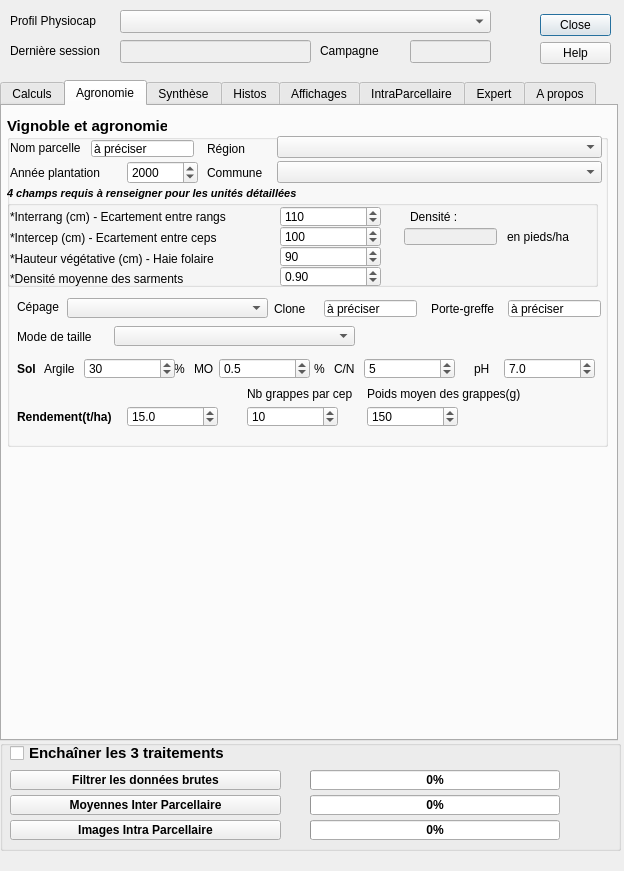
jhemmi/Physiocap3, file Physiocap3_dialog_base.ui: the form before one commit.
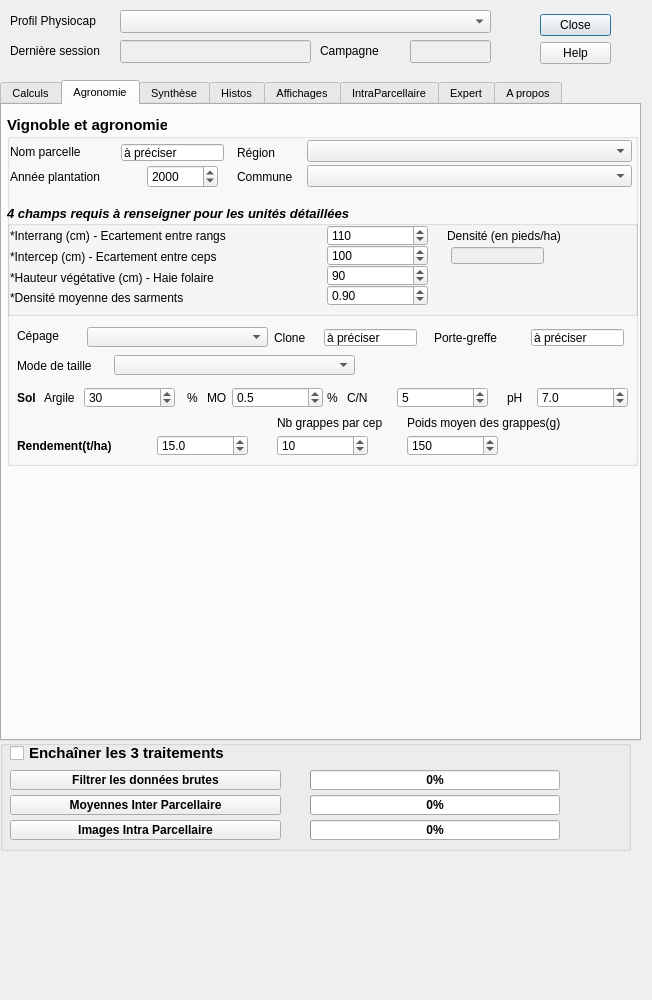
The form after the commit. The open tabs and pages were chosen to show the change.

Commit message: contour AGRO Windows

The edit to the form file:
```diff
--- a/Physiocap3_dialog_base.ui
+++ b/Physiocap3_dialog_base.ui
@@ -6,8 +6,8 @@
    <rect>
     <x>0</x>
     <y>0</y>
-    <width>624</width>
-    <height>871</height>
+    <width>652</width>
+    <height>1000</height>
    </rect>
   </property>
   <property name="minimumSize">
@@ -81,7 +81,7 @@
     <rect>
      <x>0</x>
      <y>80</y>
-     <width>618</width>
+     <width>641</width>
      <height>661</height>
     </rect>
    </property>
@@ -93,7 +93,7 @@
    </property>
    <property name="font">
     <font>
-     <pointsize>9</pointsize>
+     <pointsize>8</pointsize>
      <weight>50</weight>
      <italic>false</italic>
      <bold>false</bold>
@@ -1050,8 +1050,8 @@
       <rect>
        <x>5</x>
        <y>10</y>
-       <width>601</width>
-       <height>331</height>
+       <width>631</width>
+       <height>351</height>
       </rect>
      </property>
      <property name="sizePolicy">
@@ -1085,9 +1085,9 @@
      <widget class="QComboBox" name="comboBoxCepage">
       <property name="geometry">
        <rect>
-        <x>60</x>
-        <y>182</y>
-        <width>201</width>
+        <x>80</x>
+        <y>212</y>
+        <width>181</width>
         <height>20</height>
        </rect>
       </property>
@@ -1104,7 +1104,7 @@
       <property name="geometry">
        <rect>
         <x>10</x>
-        <y>180</y>
+        <y>210</y>
         <width>61</width>
         <height>21</height>
        </rect>
@@ -1127,8 +1127,8 @@
      <widget class="QLineEdit" name="lineEditPorteGreffe">
       <property name="geometry">
        <rect>
-        <x>497</x>
-        <y>180</y>
+        <x>520</x>
+        <y>210</y>
         <width>101</width>
         <height>25</height>
        </rect>
@@ -1151,9 +1151,9 @@
      <widget class="QLabel" name="label_6">
       <property name="geometry">
        <rect>
-        <x>424</x>
-        <y>182</y>
-        <width>71</width>
+        <x>427</x>
+        <y>212</y>
+        <width>91</width>
         <height>22</height>
        </rect>
       </property>
@@ -1170,7 +1170,7 @@
       <property name="geometry">
        <rect>
         <x>313</x>
-        <y>180</y>
+        <y>210</y>
         <width>101</width>
         <height>25</height>
        </rect>
@@ -1194,7 +1194,7 @@
       <property name="geometry">
        <rect>
         <x>267</x>
-        <y>182</y>
+        <y>212</y>
         <width>67</width>
         <height>22</height>
        </rect>
@@ -1211,8 +1211,8 @@
      <widget class="QLabel" name="label_2">
       <property name="geometry">
        <rect>
-        <x>200</x>
-        <y>45</y>
+        <x>230</x>
+        <y>50</y>
         <width>71</width>
         <height>23</height>
        </rect>
@@ -1236,8 +1236,8 @@
       <property name="geometry">
        <rect>
         <x>3</x>
-        <y>20</y>
-        <width>101</width>
+        <y>25</y>
+        <width>111</width>
         <height>23</height>
        </rect>
       </property>
@@ -1262,8 +1262,8 @@
      <widget class="QComboBox" name="comboBoxCommune">
       <property name="geometry">
        <rect>
-        <x>270</x>
-        <y>45</y>
+        <x>300</x>
+        <y>50</y>
         <width>325</width>
         <height>22</height>
        </rect>
@@ -1278,8 +1278,8 @@
       <property name="geometry">
        <rect>
         <x>3</x>
-        <y>45</y>
-        <width>111</width>
+        <y>50</y>
+        <width>121</width>
         <height>23</height>
        </rect>
       </property>
@@ -1301,8 +1301,8 @@
      <widget class="QSpinBox" name="spinBoxAnneePlant">
       <property name="geometry">
        <rect>
-        <x>120</x>
-        <y>45</y>
+        <x>140</x>
+        <y>50</y>
         <width>71</width>
         <height>23</height>
        </rect>
@@ -1325,9 +1325,9 @@
      <widget class="QLabel" name="label_8">
       <property name="geometry">
        <rect>
-        <x>200</x>
-        <y>21</y>
-        <width>61</width>
+        <x>230</x>
+        <y>26</y>
+        <width>71</width>
         <height>23</height>
        </rect>
       </property>
@@ -1349,8 +1349,8 @@
      <widget class="QLabel" name="label_10">
       <property name="geometry">
        <rect>
-        <x>167</x>
-        <y>240</y>
+        <x>180</x>
+        <y>270</y>
         <width>11</width>
         <height>26</height>
        </rect>
@@ -1368,7 +1368,7 @@
       <property name="geometry">
        <rect>
         <x>37</x>
-        <y>240</y>
+        <y>270</y>
         <width>41</width>
         <height>26</height>
        </rect>
@@ -1385,8 +1385,8 @@
      <widget class="QLabel" name="label_PH">
       <property name="geometry">
        <rect>
-        <x>467</x>
-        <y>240</y>
+        <x>500</x>
+        <y>270</y>
         <width>21</width>
         <height>26</height>
        </rect>
@@ -1403,8 +1403,8 @@
      <widget class="QLabel" name="label_11">
       <property name="geometry">
        <rect>
-        <x>187</x>
-        <y>240</y>
+        <x>200</x>
+        <y>270</y>
         <width>24</width>
         <height>26</height>
        </rect>
@@ -1422,7 +1422,7 @@
       <property name="geometry">
        <rect>
         <x>10</x>
-        <y>240</y>
+        <y>270</y>
         <width>31</width>
         <height>26</height>
        </rect>
@@ -1441,8 +1441,8 @@
      <widget class="QComboBox" name="comboBoxRegion">
       <property name="geometry">
        <rect>
-        <x>270</x>
-        <y>20</y>
+        <x>300</x>
+        <y>25</y>
         <width>325</width>
         <height>22</height>
        </rect>
@@ -1457,7 +1457,7 @@
       <property name="geometry">
        <rect>
         <x>10</x>
-        <y>210</y>
+        <y>240</y>
         <width>121</width>
         <height>21</height>
        </rect>
@@ -1483,7 +1483,7 @@
       <property name="geometry">
        <rect>
         <x>107</x>
-        <y>210</y>
+        <y>240</y>
         <width>241</width>
         <height>20</height>
        </rect>
@@ -1497,9 +1497,9 @@
      <widget class="QLabel" name="label_14">
       <property name="geometry">
        <rect>
-        <x>327</x>
-        <y>240</y>
-        <width>21</width>
+        <x>340</x>
+        <y>270</y>
+        <width>41</width>
         <height>26</height>
        </rect>
       </property>
@@ -1516,7 +1516,7 @@
       <property name="geometry">
        <rect>
         <x>77</x>
-        <y>242</y>
+        <y>272</y>
         <width>91</width>
         <height>21</height>
        </rect>
@@ -1551,8 +1551,8 @@
      <widget class="QDoubleSpinBox" name="doubleSpinBoxMO">
       <property name="geometry">
        <rect>
-        <x>212</x>
-        <y>242</y>
+        <x>225</x>
+        <y>272</y>
         <width>91</width>
         <height>21</height>
        </rect>
@@ -1587,8 +1587,8 @@
      <widget class="QSpinBox" name="spinBoxCsurN">
       <property name="geometry">
        <rect>
-        <x>357</x>
-        <y>242</y>
+        <x>390</x>
+        <y>272</y>
         <width>91</width>
         <height>21</height>
        </rect>
@@ -1623,8 +1623,8 @@
      <widget class="QDoubleSpinBox" name="doubleSpinBoxPH">
       <property name="geometry">
        <rect>
-        <x>497</x>
-        <y>242</y>
+        <x>530</x>
+        <y>272</y>
         <width>91</width>
         <height>21</height>
        </rect>
@@ -1659,8 +1659,8 @@
      <widget class="QLabel" name="label_12">
       <property name="geometry">
        <rect>
-        <x>307</x>
-        <y>240</y>
+        <x>320</x>
+        <y>270</y>
         <width>11</width>
         <height>26</height>
        </rect>
@@ -1678,14 +1678,14 @@
       <property name="geometry">
        <rect>
         <x>0</x>
-        <y>70</y>
-        <width>591</width>
-        <height>101</height>
+        <y>90</y>
+        <width>631</width>
+        <height>111</height>
        </rect>
       </property>
       <property name="font">
        <font>
-        <pointsize>8</pointsize>
+        <pointsize>10</pointsize>
         <weight>75</weight>
         <italic>true</italic>
         <bold>true</bold>
@@ -1709,13 +1709,13 @@
         </font>
        </property>
        <property name="text">
-        <string>en pieds/ha</string>
+        <string/>
        </property>
       </widget>
       <widget class="QSpinBox" name="spinBoxInterrangs">
        <property name="geometry">
         <rect>
-         <x>273</x>
+         <x>320</x>
          <y>20</y>
          <width>101</width>
          <height>21</height>
@@ -1744,7 +1744,7 @@
         <rect>
          <x>3</x>
          <y>41</y>
-         <width>261</width>
+         <width>301</width>
          <height>21</height>
         </rect>
        </property>
@@ -1766,7 +1766,7 @@
       <widget class="QSpinBox" name="spinBoxHauteur">
        <property name="geometry">
         <rect>
-         <x>273</x>
+         <x>320</x>
          <y>60</y>
          <width>101</width>
          <height>21</height>
@@ -1795,7 +1795,7 @@
         <rect>
          <x>3</x>
          <y>82</y>
-         <width>231</width>
+         <width>301</width>
          <height>21</height>
         </rect>
        </property>
@@ -1817,7 +1817,7 @@
       <widget class="QSpinBox" name="spinBoxInterceps">
        <property name="geometry">
         <rect>
-         <x>273</x>
+         <x>320</x>
          <y>40</y>
          <width>101</width>
          <height>21</height>
@@ -1844,7 +1844,7 @@
       <widget class="QDoubleSpinBox" name="doubleSpinBoxDensite">
        <property name="geometry">
         <rect>
-         <x>273</x>
+         <x>320</x>
          <y>80</y>
          <width>101</width>
          <height>21</height>
@@ -1877,9 +1877,9 @@
       <widget class="QLabel" name="lab_53">
        <property name="geometry">
         <rect>
-         <x>403</x>
+         <x>440</x>
          <y>20</y>
-         <width>71</width>
+         <width>181</width>
          <height>21</height>
         </rect>
        </property>
@@ -1889,7 +1889,7 @@
         </font>
        </property>
        <property name="text">
-        <string>Densité :</string>
+        <string>Densité (en pieds/ha)</string>
        </property>
       </widget>
       <widget class="QLabel" name="lab_55">
@@ -1897,7 +1897,7 @@
         <rect>
          <x>3</x>
          <y>62</y>
-         <width>251</width>
+         <width>301</width>
          <height>21</height>
         </rect>
        </property>
@@ -1922,7 +1922,7 @@
        </property>
        <property name="geometry">
         <rect>
-         <x>393</x>
+         <x>440</x>
          <y>38</y>
          <width>101</width>
          <height>25</height>
@@ -1948,7 +1948,7 @@
         <rect>
          <x>3</x>
          <y>20</y>
-         <width>251</width>
+         <width>291</width>
          <height>21</height>
         </rect>
        </property>
@@ -1971,8 +1971,8 @@
      <widget class="QLineEdit" name="lineEditNomParcelle">
       <property name="geometry">
        <rect>
-        <x>80</x>
-        <y>20</y>
+        <x>110</x>
+        <y>25</y>
         <width>111</width>
         <height>25</height>
        </rect>
@@ -1995,8 +1995,8 @@
      <widget class="QSpinBox" name="spinBoxPoidsMoyenGrappes">
       <property name="geometry">
        <rect>
-        <x>360</x>
-        <y>290</y>
+        <x>400</x>
+        <y>320</y>
         <width>91</width>
         <height>21</height>
        </rect>
@@ -2031,10 +2031,10 @@
      <widget class="QLabel" name="label_20">
       <property name="geometry">
        <rect>
-        <x>240</x>
-        <y>270</y>
-        <width>106</width>
-        <height>15</height>
+        <x>270</x>
+        <y>300</y>
+        <width>131</width>
+        <height>16</height>
        </rect>
       </property>
       <property name="sizePolicy">
@@ -2057,8 +2057,8 @@
      <widget class="QSpinBox" name="spinBoxNbGrappes">
       <property name="geometry">
        <rect>
-        <x>240</x>
-        <y>290</y>
+        <x>270</x>
+        <y>320</y>
         <width>91</width>
         <height>21</height>
        </rect>
@@ -2093,9 +2093,9 @@
      <widget class="QLabel" name="label_19">
       <property name="geometry">
        <rect>
-        <x>360</x>
-        <y>270</y>
-        <width>171</width>
+        <x>400</x>
+        <y>300</y>
+        <width>211</width>
         <height>16</height>
        </rect>
       </property>
@@ -2120,8 +2120,8 @@
      <widget class="QDoubleSpinBox" name="doubleSpinBoxRendement">
       <property name="geometry">
        <rect>
-        <x>120</x>
-        <y>290</y>
+        <x>150</x>
+        <y>320</y>
         <width>91</width>
         <height>21</height>
        </rect>
@@ -2157,8 +2157,8 @@
       <property name="geometry">
        <rect>
         <x>10</x>
-        <y>290</y>
-        <width>110</width>
+        <y>320</y>
+        <width>131</width>
         <height>21</height>
        </rect>
       </property>
@@ -6571,7 +6571,7 @@
     <rect>
      <x>0</x>
      <y>740</y>
-     <width>621</width>
+     <width>631</width>
      <height>111</height>
     </rect>
    </property>
```
Left out of the diff: 281 changed lines with no effect on the pictures. The commit also changes 1 other file.
